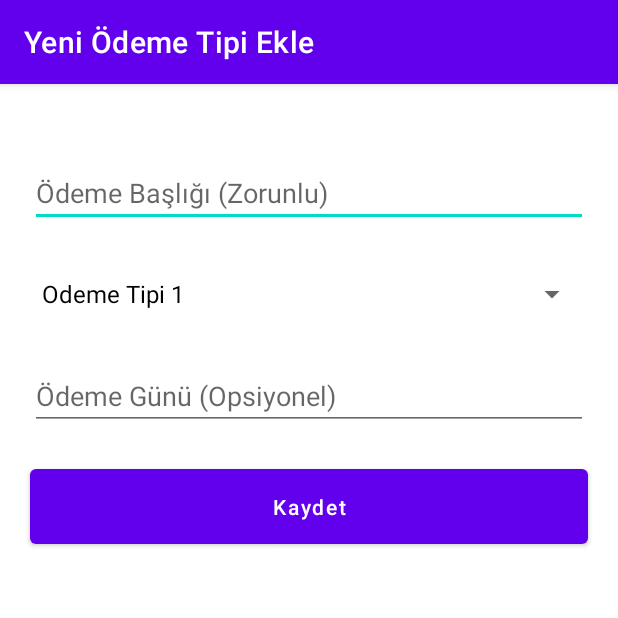
After one commit to aticiadem/TurkcellSinav2, an Android app: the AddNewPaymentTypeActivity screen opened directly, with no data from a screen before it, on a phone screen of 412 x 824 dp, the top half of it. The commit adds this screen. Run offline under Robolectric (Android 15) with nearby library versions, the phone set to English and light mode, and no system bars.

Commit message:
Complete Add New Payment Type screen UI

```diff
--- a/app/src/main/AndroidManifest.xml
+++ b/app/src/main/AndroidManifest.xml
@@ -22,7 +22,7 @@
             </intent-filter>
         </activity>
         <activity
-            android:name=".presentation.ui.add_payment_type.AddPaymentTypeActivity"
+            android:name=".presentation.ui.add_payment_type.AddNewPaymentTypeActivity"
             android:exported="false" />
         <activity
             android:name=".presentation.ui.add_payment.AddPaymentActivity"
--- /dev/null
+++ b/app/src/main/java/com/adematici/turkcellsinav2/presentation/ui/add_payment_type/AddNewPaymentTypeActivity.kt
@@ -0,0 +1,77 @@
+package com.adematici.turkcellsinav2.presentation.ui.add_payment_type
+
+import android.os.Bundle
+import android.view.View
+import android.widget.ArrayAdapter
+import android.widget.Toast
+import androidx.appcompat.app.AppCompatActivity
+import com.adematici.turkcellsinav2.R
+import com.adematici.turkcellsinav2.databinding.ActivityAddPaymentTypeBinding
+import com.adematici.turkcellsinav2.util.Constant.IS_UPDATE_OR_DELETE
+
+class AddNewPaymentTypeActivity : AppCompatActivity() {
+
+    private lateinit var binding: ActivityAddPaymentTypeBinding
+
+    override fun onCreate(savedInstanceState: Bundle?) {
+        super.onCreate(savedInstanceState)
+        binding = ActivityAddPaymentTypeBinding.inflate(layoutInflater)
+        setContentView(binding.root)
+
+        title = getString(R.string.add_new_payment_type)
+
+        val isUpdateOrDelete = intent.getBooleanExtra(IS_UPDATE_OR_DELETE, false)
+
+        initSpinner()
+        initButtons(isUpdateOrDelete)
+        initClickListeners()
+    }
+
+    private fun initSpinner() {
+        // todo this variables will come in the database
+        val spinnerItems = arrayOf("Odeme Tipi 1", "Odeme Tipi 2")
+        val arrayAdapter = ArrayAdapter(
+            this,
+            androidx.appcompat.R.layout.support_simple_spinner_dropdown_item,
+            spinnerItems
+        )
+        binding.spinner.adapter = arrayAdapter
+    }
+
+    private fun initButtons(isUpdateOrDelete: Boolean) {
+        if (isUpdateOrDelete) {
+            binding.buttonUpdate.visibility = View.VISIBLE
+            binding.buttonDelete.visibility = View.VISIBLE
+            binding.buttonSave.visibility = View.GONE
+        } else {
+            binding.buttonUpdate.visibility = View.GONE
+            binding.buttonDelete.visibility = View.GONE
+            binding.buttonSave.visibility = View.VISIBLE
+        }
+    }
+
+    private fun initClickListeners() {
+        binding.buttonSave.setOnClickListener {
+            saveDataToDatabase()
+        }
+        binding.buttonUpdate.setOnClickListener {
+            // todo update data int the database
+        }
+        binding.buttonDelete.setOnClickListener {
+            // todo show popup and delete
+        }
+    }
+
+    private fun saveDataToDatabase() {
+        val title = binding.editTextPaymentTitle.text.toString()
+        val periodListItem = binding.spinner.selectedItem.toString()
+        val periodDay = binding.editTextPeriodDay.text.toString()
+
+        if (title.isEmpty()) {
+            Toast.makeText(this, R.string.title_cannot_be_empty, Toast.LENGTH_LONG).show()
+        } else {
+            // todo add data to the database
+        }
+    }
+
+}
--- a/app/src/main/java/com/adematici/turkcellsinav2/presentation/ui/add_payment_type/AddPaymentTypeActivity.kt
+++ /dev/null
@@ -1,18 +0,0 @@
-package com.adematici.turkcellsinav2.presentation.ui.add_payment_type
-
-import androidx.appcompat.app.AppCompatActivity
-import android.os.Bundle
-import com.adematici.turkcellsinav2.databinding.ActivityAddPaymentTypeBinding
-
-class AddPaymentTypeActivity : AppCompatActivity() {
-
-    private lateinit var binding: ActivityAddPaymentTypeBinding
-
-    override fun onCreate(savedInstanceState: Bundle?) {
-        super.onCreate(savedInstanceState)
-        binding = ActivityAddPaymentTypeBinding.inflate(layoutInflater)
-        setContentView(binding.root)
-
-
-    }
-}
--- a/app/src/main/java/com/adematici/turkcellsinav2/presentation/ui/main/MainActivity.kt
+++ b/app/src/main/java/com/adematici/turkcellsinav2/presentation/ui/main/MainActivity.kt
@@ -1,9 +1,12 @@
 package com.adematici.turkcellsinav2.presentation.ui.main
 
+import android.content.Intent
+import android.os.Bundle
 import androidx.appcompat.app.AppCompatActivity
-import android.os.Bundle
 import com.adematici.turkcellsinav2.R
 import com.adematici.turkcellsinav2.databinding.ActivityMainBinding
+import com.adematici.turkcellsinav2.presentation.ui.add_payment_type.AddNewPaymentTypeActivity
+import com.adematici.turkcellsinav2.util.Constant.IS_UPDATE_OR_DELETE
 
 class MainActivity : AppCompatActivity() {
 
@@ -14,6 +17,17 @@ class MainActivity : AppCompatActivity() {
         binding = ActivityMainBinding.inflate(layoutInflater)
         setContentView(binding.root)
 
-        title = getString(R.string.new_payment_type)
+        title = getString(R.string.payment_types)
+
+        initClickListener()
     }
+
+    private fun initClickListener() {
+        binding.buttonAddNewPaymentType.setOnClickListener {
+            val intent = Intent(this, AddNewPaymentTypeActivity::class.java)
+            intent.putExtra(IS_UPDATE_OR_DELETE, false)
+            startActivity(intent)
+        }
+    }
+
 }
--- /dev/null
+++ b/app/src/main/java/com/adematici/turkcellsinav2/util/Constant.kt
@@ -0,0 +1,7 @@
+package com.adematici.turkcellsinav2.util
+
+object Constant {
+
+    const val IS_UPDATE_OR_DELETE = "isUpdateOrDelete"
+
+}
--- a/app/src/main/res/layout/activity_add_payment_type.xml
+++ b/app/src/main/res/layout/activity_add_payment_type.xml
@@ -4,6 +4,92 @@
     xmlns:tools="http://schemas.android.com/tools"
     android:layout_width="match_parent"
     android:layout_height="match_parent"
-    tools:context=".presentation.ui.add_payment_type.AddPaymentTypeActivity">
+    tools:context=".presentation.ui.add_payment_type.AddNewPaymentTypeActivity">
+
+    <EditText
+        android:id="@+id/editTextPaymentTitle"
+        android:layout_width="match_parent"
+        android:layout_height="wrap_content"
+        android:layout_marginHorizontal="20dp"
+        android:layout_marginTop="50dp"
+        android:autofillHints="@null"
+        android:ems="10"
+        android:hint="@string/payment_title"
+        android:inputType="textPersonName"
+        app:layout_constraintEnd_toEndOf="parent"
+        app:layout_constraintHorizontal_bias="0.5"
+        app:layout_constraintStart_toStartOf="parent"
+        app:layout_constraintTop_toTopOf="parent" />
+
+    <Spinner
+        android:id="@+id/spinner"
+        android:layout_width="0dp"
+        android:layout_height="50dp"
+        android:layout_marginHorizontal="20dp"
+        android:layout_marginTop="20dp"
+        app:layout_constraintEnd_toEndOf="parent"
+        app:layout_constraintHorizontal_bias="0.5"
+        app:layout_constraintStart_toStartOf="parent"
+        app:layout_constraintTop_toBottomOf="@+id/editTextPaymentTitle"
+        tools:listitem="Odeme Tipi 1" />
+
+    <EditText
+        android:id="@+id/editTextPeriodDay"
+        android:layout_width="match_parent"
+        android:layout_height="wrap_content"
+        android:layout_marginHorizontal="20dp"
+        android:layout_marginTop="20dp"
+        android:autofillHints="@null"
+        android:ems="10"
+        android:hint="@string/period_day"
+        android:inputType="textPersonName"
+        app:layout_constraintEnd_toEndOf="parent"
+        app:layout_constraintHorizontal_bias="0.5"
+        app:layout_constraintStart_toStartOf="parent"
+        app:layout_constraintTop_toBottomOf="@id/spinner" />
+
+    <Button
+        android:id="@+id/buttonSave"
+        android:layout_width="match_parent"
+        android:layout_height="wrap_content"
+        android:layout_marginHorizontal="20dp"
+        android:paddingVertical="15dp"
+        android:layout_marginTop="20dp"
+        android:text="@string/save"
+        android:textAllCaps="false"
+        app:layout_constraintEnd_toEndOf="parent"
+        app:layout_constraintHorizontal_bias="0.5"
+        app:layout_constraintStart_toStartOf="parent"
+        app:layout_constraintTop_toBottomOf="@+id/editTextPeriodDay" />
+
+    <Button
+        android:id="@+id/buttonUpdate"
+        android:layout_width="match_parent"
+        android:layout_height="wrap_content"
+        android:layout_marginHorizontal="20dp"
+        android:paddingVertical="15dp"
+        android:layout_marginTop="20dp"
+        android:text="@string/update"
+        android:textAllCaps="false"
+        android:visibility="gone"
+        app:layout_constraintEnd_toEndOf="parent"
+        app:layout_constraintHorizontal_bias="0.5"
+        app:layout_constraintStart_toStartOf="parent"
+        app:layout_constraintTop_toBottomOf="@+id/editTextPeriodDay" />
+
+    <Button
+        android:id="@+id/buttonDelete"
+        android:layout_width="match_parent"
+        android:layout_height="wrap_content"
+        android:layout_marginHorizontal="20dp"
+        android:paddingVertical="15dp"
+        android:layout_marginTop="20dp"
+        android:text="@string/delete"
+        android:textAllCaps="false"
+        android:visibility="gone"
+        app:layout_constraintEnd_toEndOf="parent"
+        app:layout_constraintHorizontal_bias="0.5"
+        app:layout_constraintStart_toStartOf="parent"
+        app:layout_constraintTop_toBottomOf="@+id/buttonUpdate" />
 
 </androidx.constraintlayout.widget.ConstraintLayout>
--- a/app/src/main/res/values/strings.xml
+++ b/app/src/main/res/values/strings.xml
@@ -2,4 +2,11 @@
     <string name="app_name">TurkcellSinav2</string>
     <string name="add_new_payment_type">Yeni Ödeme Tipi Ekle</string>
     <string name="new_payment_type">Yeni Ödeme Tipi</string>
+    <string name="payment_types">Ödeme Tipleri</string>
+    <string name="payment_title">Ödeme Başlığı (Zorunlu)</string>
+    <string name="period_day">Ödeme Günü (Opsiyonel)</string>
+    <string name="save">Kaydet</string>
+    <string name="update">Güncelle</string>
+    <string name="delete">Sil</string>
+    <string name="title_cannot_be_empty">Başlık Girmek Zorunludur</string>
 </resources>
```
